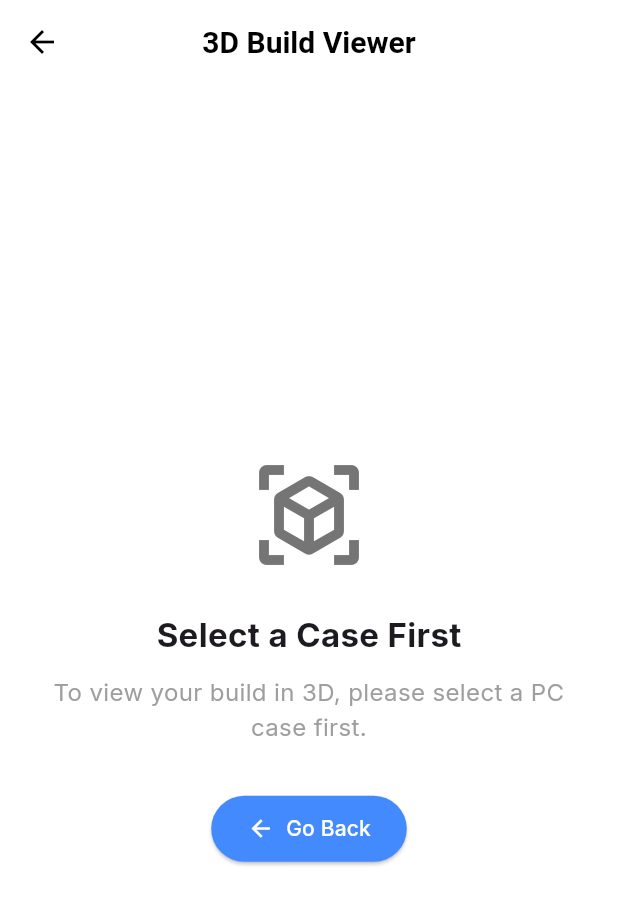
After one commit to mithilesh042006/easybuild_app, a Flutter app: the screen it shows once a user with an empty profile is signed in, item 2 of the bottom bar chosen, after a tap on "View 3D Build", on a phone screen of 412 x 824 dp. The commit adds this screen. Shown: the top 905 px of the screen. Run offline on Flutter 3.47's test engine with Material 3 defaults, Android fonts, the phone set to English and light mode, and no system bars; our stand-ins replace cloud_firestore, firebase_auth, firebase_core, fl_chart, flutter_riverpod, google_fonts and 2 more; missing offline and left inert: model_viewer_plus; accounts and stored records are empty.

Commit message:
3D visual added

```diff
--- /dev/null
+++ b/lib/screens/build_3d_viewer_screen.dart
@@ -0,0 +1,237 @@
+import 'package:flutter/material.dart';
+import 'package:flutter_riverpod/flutter_riverpod.dart';
+import 'package:model_viewer_plus/model_viewer_plus.dart';
+import '../models/component.dart';
+import '../providers/build_provider.dart';
+
+class Build3DViewerScreen extends ConsumerWidget {
+  const Build3DViewerScreen({super.key});
+
+  @override
+  Widget build(BuildContext context, WidgetRef ref) {
+    final buildState = ref.watch(buildProvider);
+    final modelPath = _getModelPath(buildState);
+
+    if (modelPath == null) {
+      return Scaffold(
+        appBar: AppBar(title: const Text('3D Build Viewer'), centerTitle: true),
+        body: Center(
+          child: Padding(
+            padding: const EdgeInsets.all(32),
+            child: Column(
+              mainAxisSize: MainAxisSize.min,
+              children: [
+                Icon(Icons.view_in_ar, size: 80, color: Colors.grey[600]),
+                const SizedBox(height: 24),
+                const Text(
+                  'Select a Case First',
+                  style: TextStyle(fontSize: 22, fontWeight: FontWeight.bold),
+                ),
+                const SizedBox(height: 12),
+                Text(
+                  'To view your build in 3D, please select a PC case first.',
+                  textAlign: TextAlign.center,
+                  style: TextStyle(fontSize: 16, color: Colors.grey[500]),
+                ),
+                const SizedBox(height: 32),
+                ElevatedButton.icon(
+                  onPressed: () => Navigator.pop(context),
+                  icon: const Icon(Icons.arrow_back),
+                  label: const Text('Go Back'),
+                  style: ElevatedButton.styleFrom(
+                    backgroundColor: Colors.blueAccent,
+                    foregroundColor: Colors.white,
+                    padding: const EdgeInsets.symmetric(
+                      horizontal: 24,
+                      vertical: 12,
+                    ),
+                  ),
+                ),
+              ],
+            ),
+          ),
+        ),
+      );
+    }
+
+    return Scaffold(
+      appBar: AppBar(
+        title: const Text('3D Build Viewer'),
+        centerTitle: true,
+        actions: [
+          IconButton(
+            icon: const Icon(Icons.info_outline),
+            onPressed: () => _showInfoDialog(context, buildState),
+            tooltip: 'Build Info',
+          ),
+        ],
+      ),
+      body: Column(
+        children: [
+          // Component indicator chips
+          Container(
+            padding: const EdgeInsets.symmetric(horizontal: 16, vertical: 12),
+            child: SingleChildScrollView(
+              scrollDirection: Axis.horizontal,
+              child: Row(children: _buildComponentChips(buildState)),
+            ),
+          ),
+          // 3D Model Viewer
+          Expanded(
+            child: ModelViewer(
+              src: modelPath,
+              alt: 'PC Build 3D Model',
+              ar: false,
+              autoRotate: true,
+              autoRotateDelay: 2000,
+              rotationPerSecond: '30deg',
+              cameraControls: true,
+              disableZoom: false,
+              backgroundColor: Theme.of(context).scaffoldBackgroundColor,
+              loading: Loading.eager,
+            ),
+          ),
+          // Instructions
+          Container(
+            padding: const EdgeInsets.all(16),
+            child: Row(
+              mainAxisAlignment: MainAxisAlignment.center,
+              children: [
+                Icon(Icons.touch_app, size: 18, color: Colors.grey[500]),
+                const SizedBox(width: 8),
+                Text(
+                  'Drag to rotate • Pinch to zoom',
+                  style: TextStyle(color: Colors.grey[500], fontSize: 14),
+                ),
+              ],
+            ),
+          ),
+        ],
+      ),
+    );
+  }
+
+  String? _getModelPath(BuildState state) {
+    // Case is required to show any 3D model
+    if (state.selectedComponents[ComponentType.pcCase] == null) {
+      return null;
+    }
+
+    final bool hasGpu = state.selectedComponents[ComponentType.gpu] != null;
+    final bool hasMotherboard =
+        state.selectedComponents[ComponentType.motherboard] != null;
+    final bool hasRam = state.selectedComponents[ComponentType.ram] != null;
+    final bool hasCpu = state.selectedComponents[ComponentType.cpu] != null;
+    final bool hasCooling =
+        state.selectedComponents[ComponentType.cooling] != null;
+    final bool hasPowerSupply =
+        state.selectedComponents[ComponentType.psu] != null;
+
+    // Priority-based model selection
+    if (hasCooling) {
+      return 'assets/case_cooling.glb';
+    }
+    if (hasGpu && hasRam) {
+      return 'assets/case_motherboard_gpu_ram.glb';
+    }
+    if (hasGpu) {
+      return 'assets/case_motherboard_gpu.glb';
+    }
+    if (hasRam) {
+      return 'assets/case_motherboard_ram.glb';
+    }
+    if (hasCpu) {
+      return 'assets/case_motherboard_cpu.glb';
+    }
+    if (hasMotherboard) {
+      return 'assets/case_motherboard.glb';
+    }
+    if (hasPowerSupply) {
+      return 'assets/case_powersource.glb';
+    }
+    // Default: just the case
+    return 'assets/case.glb';
+  }
+
+  List<Widget> _buildComponentChips(BuildState state) {
+    final components = [
+      (ComponentType.pcCase, 'Case', Icons.computer),
+      (ComponentType.cpu, 'CPU', Icons.memory),
+      (ComponentType.gpu, 'GPU', Icons.tv),
+      (ComponentType.ram, 'RAM', Icons.storage),
+      (ComponentType.cooling, 'Cooling', Icons.ac_unit),
+    ];
+
+    return components.map((item) {
+      final isSelected = state.selectedComponents[item.$1] != null;
+      return Padding(
+        padding: const EdgeInsets.only(right: 8),
+        child: Chip(
+          avatar: Icon(
+            item.$3,
+            size: 18,
+            color: isSelected ? Colors.white : Colors.grey,
+          ),
+          label: Text(item.$2),
+          backgroundColor: isSelected ? Colors.green : Colors.grey[800],
+          labelStyle: TextStyle(
+            color: isSelected ? Colors.white : Colors.grey[400],
+            fontWeight: isSelected ? FontWeight.bold : FontWeight.normal,
+          ),
+        ),
+      );
+    }).toList();
+  }
+
+  void _showInfoDialog(BuildContext context, BuildState state) {
+    final components = state.selectedComponents.entries
+        .where((e) => e.value != null)
+        .toList();
+
+    showDialog(
+      context: context,
+      builder: (context) => AlertDialog(
+        title: const Text('Current Build'),
+        content: Column(
+          mainAxisSize: MainAxisSize.min,
+          crossAxisAlignment: CrossAxisAlignment.start,
+          children: [
+            Text(
+              '${components.length} components selected',
+              style: TextStyle(color: Colors.grey[400]),
+            ),
+            const SizedBox(height: 16),
+            ...components.map(
+              (e) => Padding(
+                padding: const EdgeInsets.only(bottom: 8),
+                child: Row(
+                  children: [
+                    const Icon(
+                      Icons.check_circle,
+                      color: Colors.green,
+                      size: 18,
+                    ),
+                    const SizedBox(width: 8),
+                    Expanded(
+                      child: Text(
+                        e.value!.name,
+                        maxLines: 1,
+                        overflow: TextOverflow.ellipsis,
+                      ),
+                    ),
+                  ],
+                ),
+              ),
+            ),
+          ],
+        ),
+        actions: [
+          TextButton(
+            onPressed: () => Navigator.pop(context),
+            child: const Text('Close'),
+          ),
+        ],
+      ),
+    );
+  }
+}
--- a/lib/screens/builder_screen.dart
+++ b/lib/screens/builder_screen.dart
@@ -5,6 +5,7 @@ import '../providers/build_provider.dart';
 import 'component_selection_screen.dart';
 import 'review_build_screen.dart';
 import 'product_detail_screen.dart';
+import 'build_3d_viewer_screen.dart';
 
 class BuilderScreen extends ConsumerWidget {
   const BuilderScreen({super.key});
@@ -230,6 +231,25 @@ class BuilderScreen extends ConsumerWidget {
                 child: const Text('Review Build'),
               ),
             ),
+            const SizedBox(height: 12),
+            SizedBox(
+              width: double.infinity,
+              child: OutlinedButton.icon(
+                onPressed: () {
+                  Navigator.of(context).push(
+                    MaterialPageRoute(
+                      builder: (context) => const Build3DViewerScreen(),
+                    ),
+                  );
+                },
+                icon: const Icon(Icons.view_in_ar),
+                label: const Text('View 3D Build'),
+                style: OutlinedButton.styleFrom(
+                  padding: const EdgeInsets.symmetric(vertical: 14),
+                  side: const BorderSide(color: Colors.blueAccent),
+                ),
+              ),
+            ),
           ],
         ),
       ),
--- a/lib/services/amazon_api_service.dart
+++ b/lib/services/amazon_api_service.dart
@@ -35,7 +35,7 @@ class ProductDetails {
 class AmazonApiService {
   static const String _baseUrl = 'real-time-amazon-data.p.rapidapi.com';
   static const String _apiKey =
-      'fd089ea58bmsh78ffdc2b476abc2p1dbf21jsn04f5b293d345';
+      '310a2adbf0msh08eba5ec09aee90p10ef54jsnaf7e9db0f974';
   static const String _apiHost = 'real-time-amazon-data.p.rapidapi.com';
 
   Future<List<Component>> searchProducts({
--- a/pubspec.yaml
+++ b/pubspec.yaml
@@ -43,6 +43,7 @@ dependencies:
   shared_preferences: ^2.5.4
   firebase_auth: ^6.1.3
   cloud_firestore: ^6.1.1
+  model_viewer_plus: ^1.8.1
 
 dev_dependencies:
   flutter_test:
@@ -67,9 +68,8 @@ flutter:
   uses-material-design: true
 
   # To add assets to your application, add an assets section, like this:
-  # assets:
-  #   - images/a_dot_burr.jpeg
-  #   - images/a_dot_ham.jpeg
+  assets:
+    - assets/
 
   # An image asset can refer to one or more resolution-specific "variants", see
   # https://flutter.dev/to/resolution-aware-images
```
Also changed, not shown: pubspec.lock, 10 other files.
